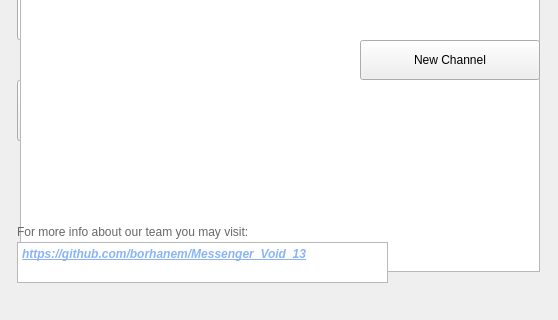
This is mainwindow.ui in borhanem/Messenger_Void_13 as Qt 5 draws it before an edit; both pictures show x 0 to 558 and y 268 to 588 of the 558 by 588 pixel window. The edited form follows.
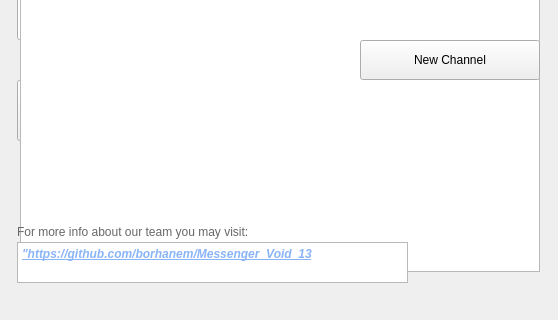
This is the edited form. Icons and pictures are not drawn.

What changed in the file:
```diff
--- a/mainwindow.ui
+++ b/mainwindow.ui
@@ -338,7 +338,7 @@
      <rect>
       <x>17</x>
       <y>510</y>
-      <width>371</width>
+      <width>391</width>
       <height>41</height>
      </rect>
     </property>
@@ -355,7 +355,7 @@
 li.unchecked::marker { content: &quot;\2610&quot;; }
 li.checked::marker { content: &quot;\2612&quot;; }
 &lt;/style&gt;&lt;/head&gt;&lt;body style=&quot; font-family:'Segoe UI'; font-size:9pt; font-weight:700; font-style:italic; text-decoration: underline;&quot;&gt;
-&lt;p style=&quot; margin-top:0px; margin-bottom:0px; margin-left:0px; margin-right:0px; -qt-block-indent:0; text-indent:0px;&quot;&gt;&lt;a href=&quot;https://github.com/borhanem/Messenger_Void_13&quot;&gt;&lt;span style=&quot; color:#8ab4f8;&quot;&gt;https://github.com/borhanem/Messenger_Void_13&lt;/span&gt;&lt;/a&gt;&lt;/p&gt;&lt;/body&gt;&lt;/html&gt;</string>
+&lt;p style=&quot; margin-top:0px; margin-bottom:0px; margin-left:0px; margin-right:0px; -qt-block-indent:0; text-indent:0px;&quot;&gt;&lt;a href=&quot;https://github.com/borhanem/Messenger_Void_13 &quot;&gt;&lt;span style=&quot; color:#8ab4f8;&quot;&gt;&amp;quot;https://github.com/borhanem/Messenger_Void_13&lt;/span&gt;&lt;/a&gt;&lt;/p&gt;&lt;/body&gt;&lt;/html&gt;</string>
     </property>
    </widget>
   </widget>
```
